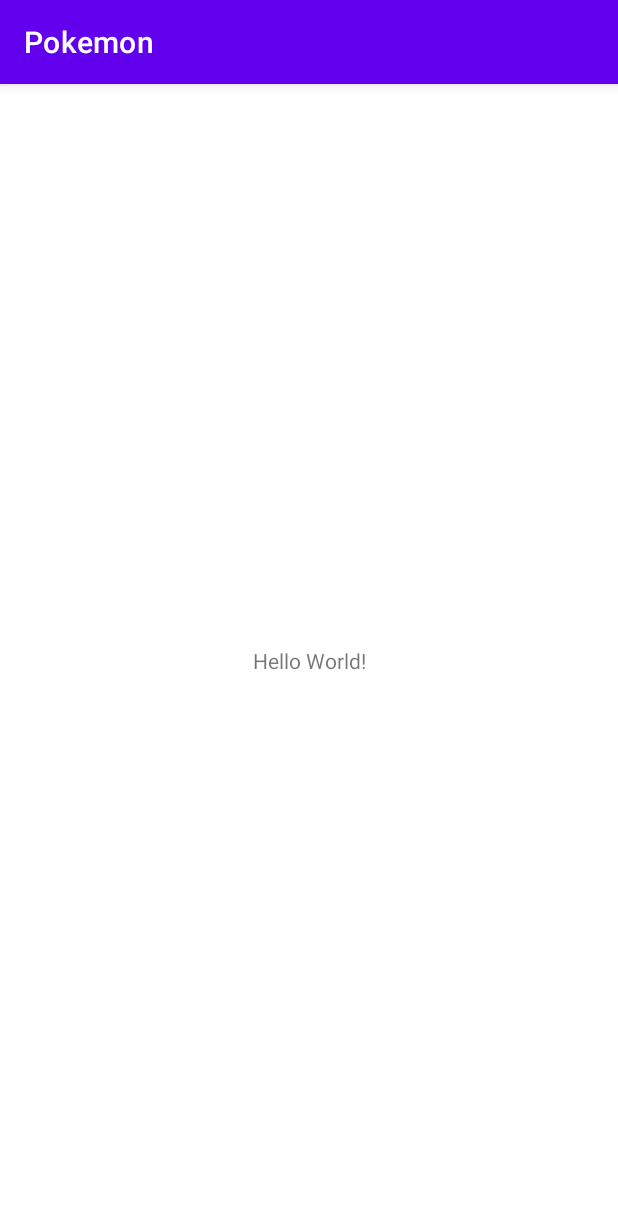
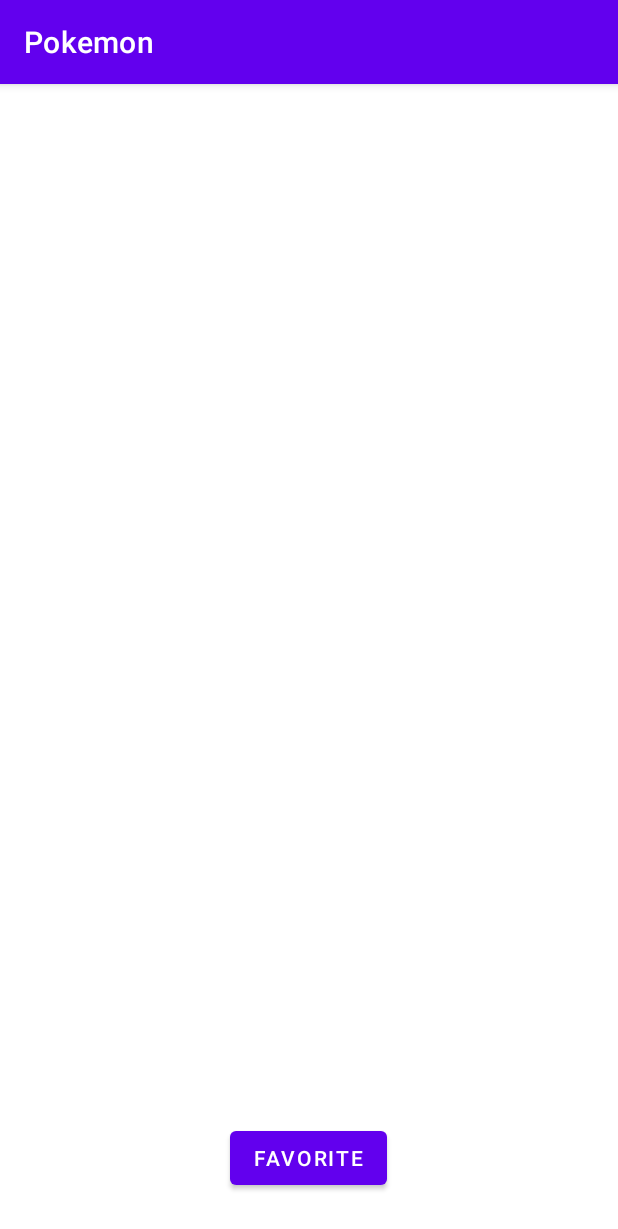
Before and after one commit to Artemis-CtrlAltDel/Pokemon, an Android app: the screen it shows after launch (MainActivity), on a phone screen of 412 x 824 dp. Shown: the top 1229 px of the screen. Run offline under Robolectric (Android 15) with nearby library versions, the phone set to English and light mode, and no system bars; our stand-ins replace Dagger/Hilt's generated code.

Commit message:
layout updated.

```diff
--- a/app/src/main/java/com/example/pokemon/MainActivity.kt
+++ b/app/src/main/java/com/example/pokemon/MainActivity.kt
@@ -2,7 +2,9 @@ package com.example.pokemon
 
 import androidx.appcompat.app.AppCompatActivity
 import android.os.Bundle
+import dagger.hilt.android.AndroidEntryPoint
 
+@AndroidEntryPoint
 class MainActivity : AppCompatActivity() {
     override fun onCreate(savedInstanceState: Bundle?) {
         super.onCreate(savedInstanceState)
--- a/app/src/main/res/layout/activity_main.xml
+++ b/app/src/main/res/layout/activity_main.xml
@@ -6,13 +6,25 @@
     android:layout_height="match_parent"
     tools:context=".MainActivity">
 
-    <TextView
-        android:layout_width="wrap_content"
-        android:layout_height="wrap_content"
-        android:text="Hello World!"
+    <androidx.recyclerview.widget.RecyclerView
+        android:id="@+id/recycler"
+        android:layout_width="match_parent"
+        android:layout_height="match_parent"
+        app:layoutManager="androidx.recyclerview.widget.LinearLayoutManager"
         app:layout_constraintBottom_toBottomOf="parent"
         app:layout_constraintEnd_toEndOf="parent"
         app:layout_constraintStart_toStartOf="parent"
         app:layout_constraintTop_toTopOf="parent" />
 
+    <Button
+        android:id="@+id/favorite_button"
+        android:layout_width="wrap_content"
+        android:layout_height="wrap_content"
+        android:layout_marginBottom="28dp"
+        android:text="favorite"
+        app:layout_constraintBottom_toBottomOf="@+id/recycler"
+        app:layout_constraintEnd_toEndOf="parent"
+        app:layout_constraintHorizontal_bias="0.498"
+        app:layout_constraintStart_toStartOf="parent" />
+
 </androidx.constraintlayout.widget.ConstraintLayout>
```
Also changed, not shown: app/src/main/res/layout/pokemon_item.xml (added, +24 -0 lines).
